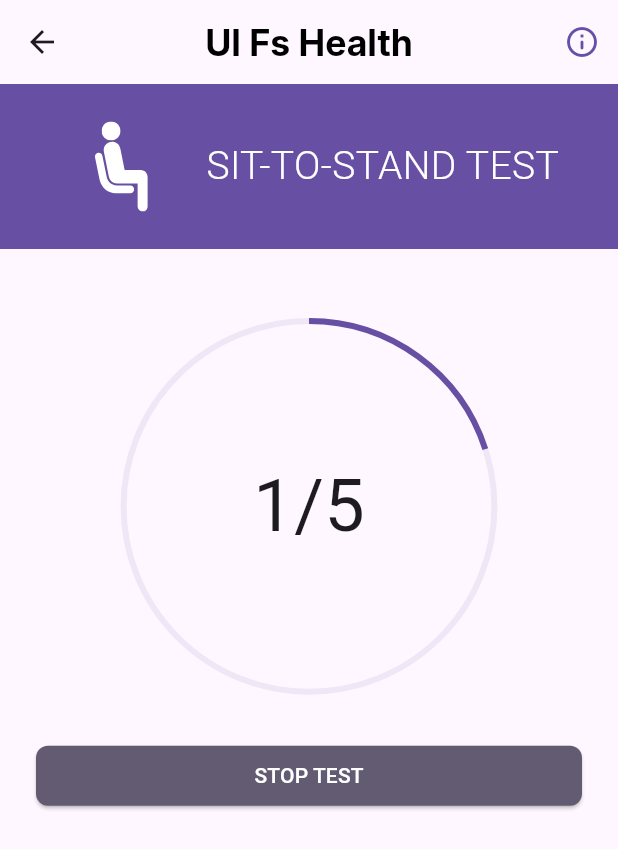
After one commit to InAppoDev/ul_fs_health, a Flutter app: the SitToStandTestStartContent screen opened directly, on a phone screen of 412 x 824 dp. The commit adds this screen. Shown: the top 849 px of the screen. Run offline on Flutter 3.47's test engine with Material 3 defaults, Android fonts, the phone set to English and light mode, and no system bars; our stand-ins replace auto_route, bloc, cloud_firestore, email_validator, firebase_auth, firebase_core and 7 more; accounts and stored records are empty.

Commit message:
implement sit-to-stand repetition screen and add signal for testing purpose

```diff
--- a/lib/core/router/app_router.dart
+++ b/lib/core/router/app_router.dart
@@ -6,6 +6,7 @@ import '../../presentation/dashboard_menu/view/dashboard_menu_screen.dart';
 import '../../presentation/home/view/home_screen.dart';
 import '../../presentation/questionnaire/view/questionnaire_screen.dart';
 import '../../presentation/sit_to_stand/view/sit_to_stand_screen.dart';
+import '../../presentation/sit_to_stand/view/sit_to_stand_test_start_screen.dart';
 import '../../presentation/splash/view/splash_screen.dart';
 
 part 'app_router.gr.dart';
@@ -43,5 +44,9 @@ class AppRouter extends RootStackRouter {
           path: '/sit_to_stand',
           page: SitToStandRoute.page,
         ),
+        AutoRoute(
+          path: '/sit_to_stand_test_start',
+          page: SitToStandTestStartRoute.page,
+        ),
       ];
 }
--- a/lib/l10n/intl_en.arb
+++ b/lib/l10n/intl_en.arb
@@ -66,6 +66,7 @@
   "sitToStandTestTitleText": "Sit-to-Stand Test",
   "sitToStandTestDescriptionText": "Simple “Sit-to-Stand” test, which you can do anywhere. All you need is an ordinary chair or similar surface, you can sit on normally.",
   "btnTestStartText": "Start Test",
+  "btnTestStopText": "Stop Test",
   "btnTestInstructionsText": "Test instructions",
   "lblSoundSignal": "sound signal",
   "lblSitToStandPageTitle": "Make sure you have a chair and enough place to stand up.",
--- /dev/null
+++ b/lib/presentation/sit_to_stand/view/sit_to_stand_test_start_screen.dart
@@ -0,0 +1,54 @@
+import 'package:auto_route/auto_route.dart';
+import 'package:flutter/material.dart';
+
+import '../../../core/constants/gaps.dart';
+import '../../../core/extensions/number_extension.dart';
+import '../../../gen/assets.gen.dart';
+import '../../../generated/l10n.dart';
+import '../../utils/widgets/feature_test_header.dart';
+import '../../utils/widgets/repetition_counter.dart';
+import '../../utils/widgets/simple_app_bar_widget.dart';
+import '../../utils/widgets/submit_button.dart';
+
+@RoutePage()
+class SitToStandTestStartScreen extends StatelessWidget {
+  const SitToStandTestStartScreen({super.key});
+
+  @override
+  Widget build(BuildContext context) {
+    return const SitToStandTestStartContent();
+  }
+}
+
+class SitToStandTestStartContent extends StatelessWidget {
+  const SitToStandTestStartContent({super.key});
+
+  @override
+  Widget build(BuildContext context) {
+    return Scaffold(
+      appBar: SimpleAppBarWidget(
+        onInfoPress: () {},
+        showBackButton: true,
+      ),
+      body: Column(
+        children: [
+          FeatureTestHeader(
+            title: S.current.sitToStandTestTitleText,
+            leading: Assets.icons.iconSitDownTest,
+          ),
+          (Gaps.largest + Gaps.large).spaceVertical,
+          const RepetitionCounter(repetition: 5),
+          Padding(
+            padding: Gaps.larger.paddingAll.copyWith(top: Gaps.largest),
+            child: SubmitButton(
+              onPressed: () async {},
+              title: S.current.btnTestStopText.toUpperCase(),
+              backgroundColor: Theme.of(context).colorScheme.secondary,
+              titleColor: Theme.of(context).colorScheme.onSecondary,
+            ),
+          )
+        ],
+      ),
+    );
+  }
+}
--- /dev/null
+++ b/lib/presentation/utils/widgets/repetition_counter.dart
@@ -0,0 +1,53 @@
+import 'package:flutter/material.dart';
+
+class RepetitionCounter extends StatefulWidget {
+  const RepetitionCounter({super.key, required this.repetition});
+
+  final int repetition;
+
+  @override
+  State<RepetitionCounter> createState() => _RepetitionCounterState();
+}
+
+class _RepetitionCounterState extends State<RepetitionCounter> {
+  late double _progress;
+  var _remainingTime = 0;
+
+  @override
+  void initState() {
+    super.initState();
+    _progress = 0;
+    _testOneRep();
+  }
+
+  void _testOneRep() {
+    setState(() {
+      _remainingTime++;
+      _progress = _remainingTime / widget.repetition;
+    });
+  }
+
+  @override
+  Widget build(BuildContext context) {
+    return Stack(
+      alignment: Alignment.center,
+      children: <Widget>[
+        SizedBox(
+          width: MediaQuery.sizeOf(context).width * 0.6,
+          height: MediaQuery.sizeOf(context).width * 0.6,
+          child: CircularProgressIndicator(
+            value: _progress,
+            backgroundColor:
+                Theme.of(context).colorScheme.primary.withValues(alpha: 0.1),
+            valueColor:
+                AlwaysStoppedAnimation(Theme.of(context).colorScheme.primary),
+          ),
+        ),
+        Text(
+          '$_remainingTime/${widget.repetition}',
+          style: const TextStyle(fontSize: 48),
+        )
+      ],
+    );
+  }
+}
```
Also changed, not shown: lib/presentation/sit_to_stand/view/sit_to_stand_screen.dart (+12 -3 lines), pubspec.yaml (+5 -3 lines), lib/core/router/app_router.gr.dart, lib/generated/intl/messages_en.dart, lib/generated/l10n.dart, pubspec.lock, 3 other files.
